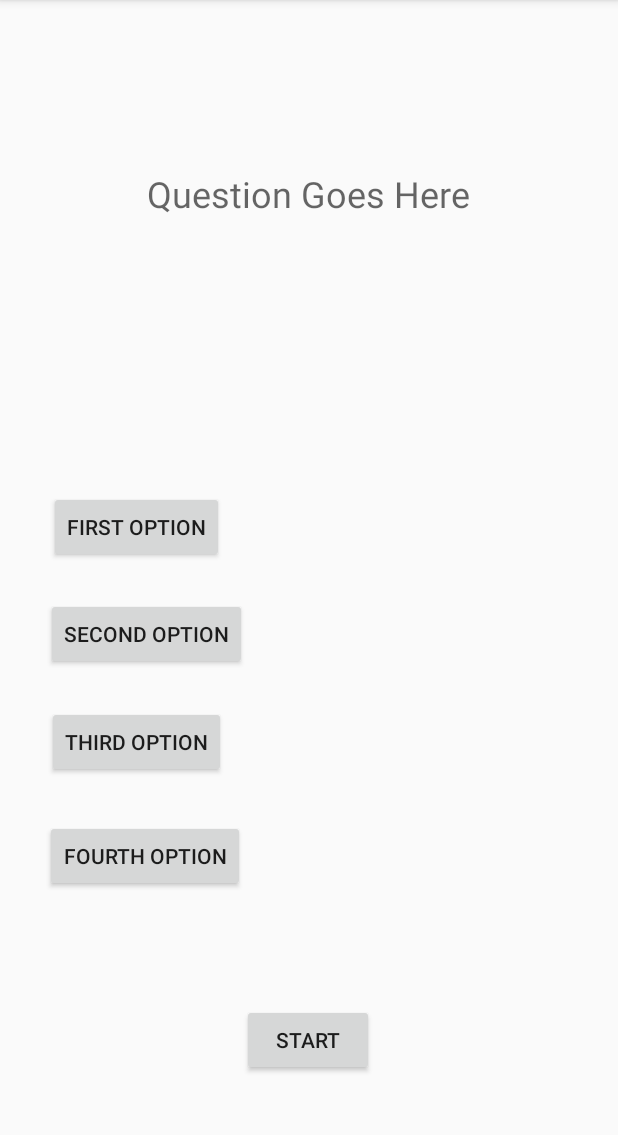
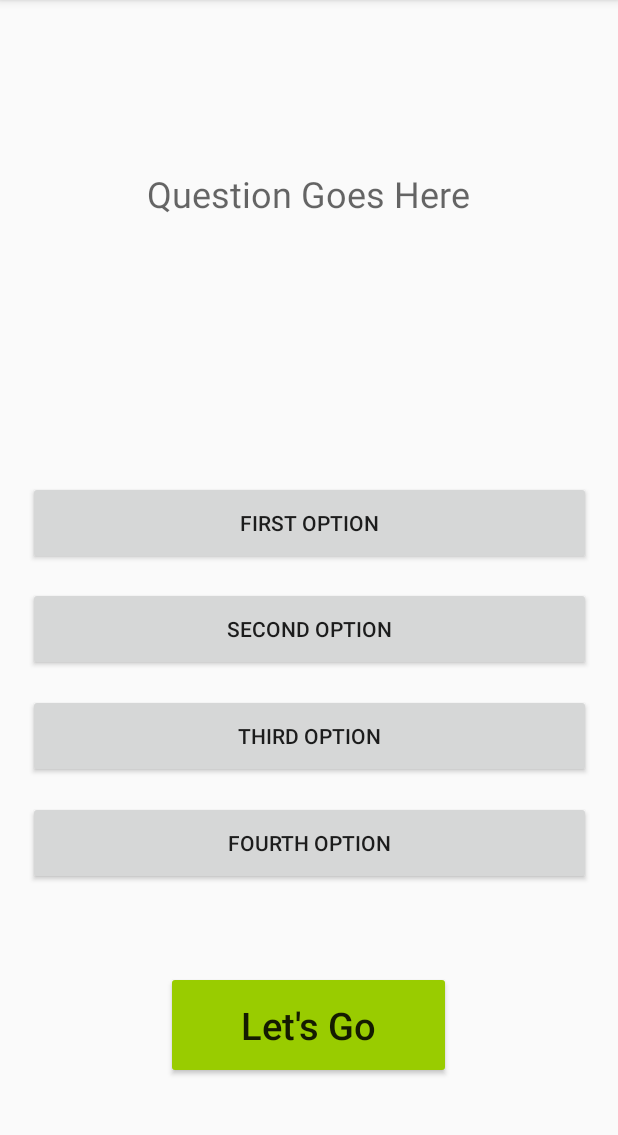
Before and after one commit to HassanBoukhamseen/BattleOfWits, an Android app: the GameActivity screen opened directly, with no data from a screen before it, on a phone screen of 412 x 824 dp, the part 84-1219 px from its top. Run offline under Robolectric (Android 15) with nearby library versions, the phone set to English and light mode, and no system bars; our stand-ins replace Volley.

Commit message:
Made some UI changes!

```diff
--- a/app/src/main/res/layout/activity_game.xml
+++ b/app/src/main/res/layout/activity_game.xml
@@ -11,6 +11,7 @@
         android:layout_width="wrap_content"
         android:layout_height="wrap_content"
         android:text="Question Goes Here"
+        android:textAlignment="center"
         android:textAppearance="@style/TextAppearance.AppCompat.Display3"
         android:textSize="24sp"
         app:layout_constraintBottom_toBottomOf="parent"
@@ -22,58 +23,57 @@
 
     <Button
         android:id="@+id/Answer4"
-        android:layout_width="wrap_content"
-        android:layout_height="wrap_content"
+        android:layout_width="375dp"
+        android:layout_height="56dp"
         android:text="Fourth Option"
         app:layout_constraintBottom_toBottomOf="parent"
         app:layout_constraintEnd_toEndOf="parent"
-        app:layout_constraintHorizontal_bias="0.108"
         app:layout_constraintStart_toStartOf="parent"
         app:layout_constraintTop_toTopOf="parent"
-        app:layout_constraintVertical_bias="0.759" />
+        app:layout_constraintVertical_bias="0.75" />
 
     <Button
         android:id="@+id/Answer1"
-        android:layout_width="wrap_content"
-        android:layout_height="wrap_content"
+        android:layout_width="375dp"
+        android:layout_height="56dp"
         android:text="First Option"
         android:visibility="visible"
         app:layout_constraintBottom_toBottomOf="parent"
         app:layout_constraintEnd_toEndOf="parent"
-        app:layout_constraintHorizontal_bias="0.111"
         app:layout_constraintStart_toStartOf="parent"
         app:layout_constraintTop_toTopOf="parent"
-        app:layout_constraintVertical_bias="0.455" />
+        app:layout_constraintVertical_bias="0.45" />
 
     <Button
         android:id="@+id/Answer2"
-        android:layout_width="wrap_content"
-        android:layout_height="wrap_content"
+        android:layout_width="375dp"
+        android:layout_height="56dp"
         android:text="Second Option"
         app:layout_constraintBottom_toBottomOf="parent"
         app:layout_constraintEnd_toEndOf="parent"
-        app:layout_constraintHorizontal_bias="0.111"
         app:layout_constraintStart_toStartOf="parent"
         app:layout_constraintTop_toTopOf="parent"
-        app:layout_constraintVertical_bias="0.554" />
+        app:layout_constraintVertical_bias="0.55" />
 
     <Button
         android:id="@+id/Answer3"
-        android:layout_width="wrap_content"
-        android:layout_height="wrap_content"
+        android:layout_width="375dp"
+        android:layout_height="56dp"
         android:text="Third Option"
         app:layout_constraintBottom_toBottomOf="parent"
         app:layout_constraintEnd_toEndOf="parent"
-        app:layout_constraintHorizontal_bias="0.108"
         app:layout_constraintStart_toStartOf="parent"
         app:layout_constraintTop_toTopOf="parent"
-        app:layout_constraintVertical_bias="0.654" />
+        app:layout_constraintVertical_bias="0.65" />
 
     <Button
         android:id="@+id/NextQuestion"
-        android:layout_width="wrap_content"
-        android:layout_height="wrap_content"
-        android:text="Start"
+        android:layout_width="190dp"
+        android:layout_height="72dp"
+        android:backgroundTint="@android:color/holo_green_light"
+        android:text="Let's Go"
+        android:textAllCaps="false"
+        android:textSize="25sp"
         app:layout_constraintBottom_toBottomOf="parent"
         app:layout_constraintEnd_toEndOf="parent"
         app:layout_constraintHorizontal_bias="0.498"
--- a/app/src/main/res/layout/activity_login.xml
+++ b/app/src/main/res/layout/activity_login.xml
@@ -36,7 +36,8 @@
         android:id="@+id/SingIn"
         android:layout_width="wrap_content"
         android:layout_height="wrap_content"
-        android:text="@string/common_signin_button_text"
+        android:text="Log In"
+        android:textAllCaps="false"
         app:layout_constraintBottom_toBottomOf="parent"
         app:layout_constraintEnd_toEndOf="parent"
         app:layout_constraintStart_toStartOf="parent"
--- a/app/src/main/res/layout/activity_main.xml
+++ b/app/src/main/res/layout/activity_main.xml
@@ -50,6 +50,7 @@
         android:text="Already Have An Account? LogIn"
         android:textColor="@android:color/holo_blue_dark"
         android:textSize="18sp"
+        android:textStyle="italic"
         app:layout_constraintBottom_toBottomOf="parent"
         app:layout_constraintEnd_toEndOf="parent"
         app:layout_constraintStart_toStartOf="parent"
```
Also changed, not shown: app/src/main/java/com/BattleOfWits/GameActivity.java (+4 -3 lines), app/src/main/res/layout/activity_home.xml (+7 -2 lines).
